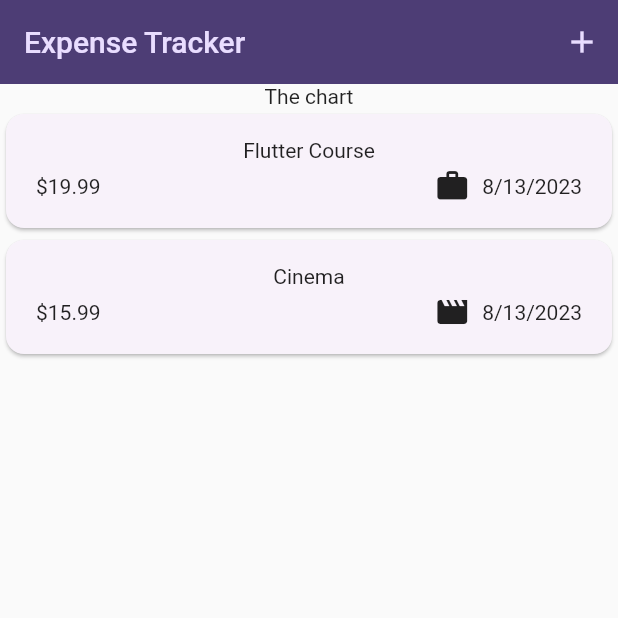
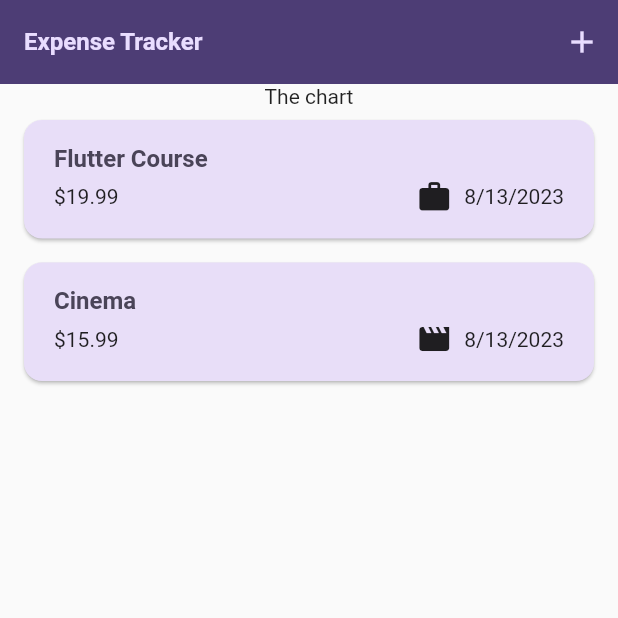
Before and after one commit to thephotogenicbug/expense_tracker, a Flutter app: the screen it shows after launch, on a phone screen of 412 x 824 dp, the top half of it. Run offline on Flutter 3.47's test engine with Material 2 defaults, Android fonts, the phone set to English and light mode, and no system bars.

Commit message:
Use Custom theme for the app

```diff
--- a/lib/widgets/expense_item.dart
+++ b/lib/widgets/expense_item.dart
@@ -15,8 +15,12 @@ class ExpenseItem extends StatelessWidget {
           vertical: 16,
         ),
         child: Column(
+          crossAxisAlignment: CrossAxisAlignment.start,
           children: [
-            Text(expense.title),
+            Text(
+              expense.title,
+              style: Theme.of(context).textTheme.titleLarge,
+            ),
             const SizedBox(height: 4),
             Row(
               children: [
--- a/lib/widgets/expenses_list.dart
+++ b/lib/widgets/expenses_list.dart
@@ -1,5 +1,6 @@
 import 'package:expense_tracker/models/expense.dart';
 import 'package:expense_tracker/widgets/expense_item.dart';
+import 'package:flutter/material.dart';
 import 'package:flutter/widgets.dart';
 
 class ExpensesList extends StatelessWidget {
@@ -17,6 +18,11 @@ class ExpensesList extends StatelessWidget {
       itemCount: expenses.length,
       itemBuilder: (ctx, index) => Dismissible(
         key: ValueKey(expenses[index]),
+        background: Container(
+          color: Theme.of(context).colorScheme.error.withOpacity(0.75),
+          margin: EdgeInsets.symmetric(
+              horizontal: Theme.of(context).cardTheme.margin!.horizontal),
+        ),
         onDismissed: (direction) {
           onRemoveExpense(expenses[index]);
         },
```
Also changed, not shown: lib/main.dart (+14 -2 lines).
